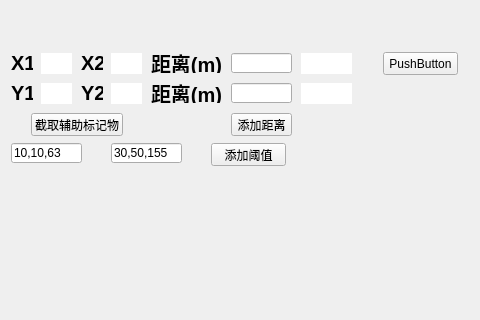
The window that mainUI.ui (yurunyang1998/FIreAnalysis) describes before a commit, drawn with Qt 5; both pictures show x 0 to 480 and y 564 to 884 of the 1106 by 884 pixel window.
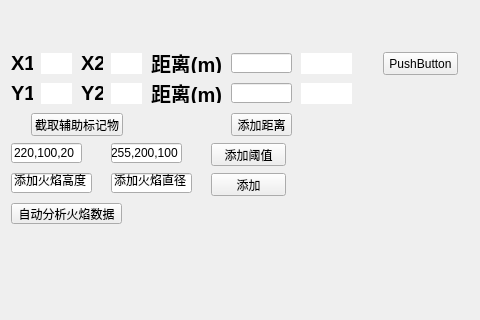
The same window after the commit. Custom widgets are drawn as their Qt base class.

Commit message: 需要添加获取最大连同区域的算法

Diff of the .ui file:
```diff
--- a/mainUI.ui
+++ b/mainUI.ui
@@ -368,7 +368,7 @@
         </rect>
        </property>
        <property name="text">
-        <string>10,10,63</string>
+        <string>220,100,20</string>
        </property>
       </widget>
       <widget class="QLineEdit" name="lineEdit_4">
@@ -381,7 +381,7 @@
         </rect>
        </property>
        <property name="text">
-        <string>30,50,155</string>
+        <string>255,200,100</string>
        </property>
       </widget>
       <widget class="QLabel" name="label_14">
@@ -410,6 +410,58 @@
         <string>添加阈值</string>
        </property>
       </widget>
+      <widget class="QLineEdit" name="lineEdit_5">
+       <property name="geometry">
+        <rect>
+         <x>0</x>
+         <y>130</y>
+         <width>81</width>
+         <height>20</height>
+        </rect>
+       </property>
+       <property name="text">
+        <string>添加火焰高度</string>
+       </property>
+      </widget>
+      <widget class="QLineEdit" name="lineEdit_6">
+       <property name="geometry">
+        <rect>
+         <x>100</x>
+         <y>130</y>
+         <width>81</width>
+         <height>20</height>
+        </rect>
+       </property>
+       <property name="text">
+        <string>添加火焰直径</string>
+       </property>
+      </widget>
+      <widget class="QPushButton" name="pushButton_8">
+       <property name="geometry">
+        <rect>
+         <x>200</x>
+         <y>130</y>
+         <width>75</width>
+         <height>23</height>
+        </rect>
+       </property>
+       <property name="text">
+        <string>添加</string>
+       </property>
+      </widget>
+      <widget class="QPushButton" name="pushButton_9">
+       <property name="geometry">
+        <rect>
+         <x>0</x>
+         <y>160</y>
+         <width>111</width>
+         <height>21</height>
+        </rect>
+       </property>
+       <property name="text">
+        <string>自动分析火焰数据</string>
+       </property>
+      </widget>
      </widget>
     </item>
     <item row="0" column="2">
```
The commit also changes 4 other files.
